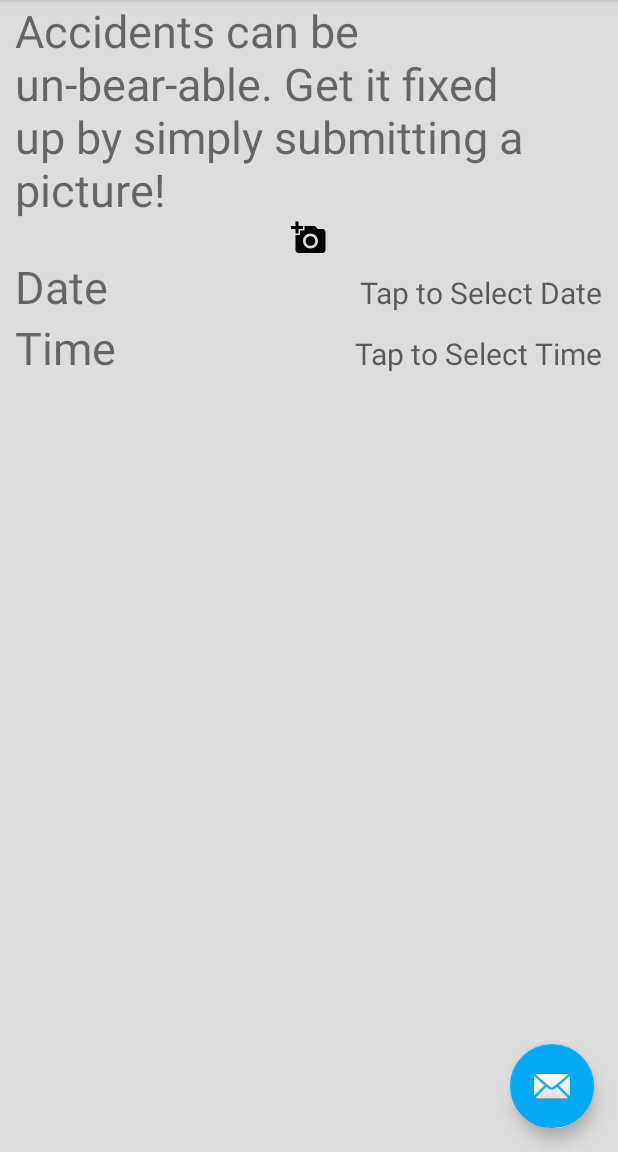
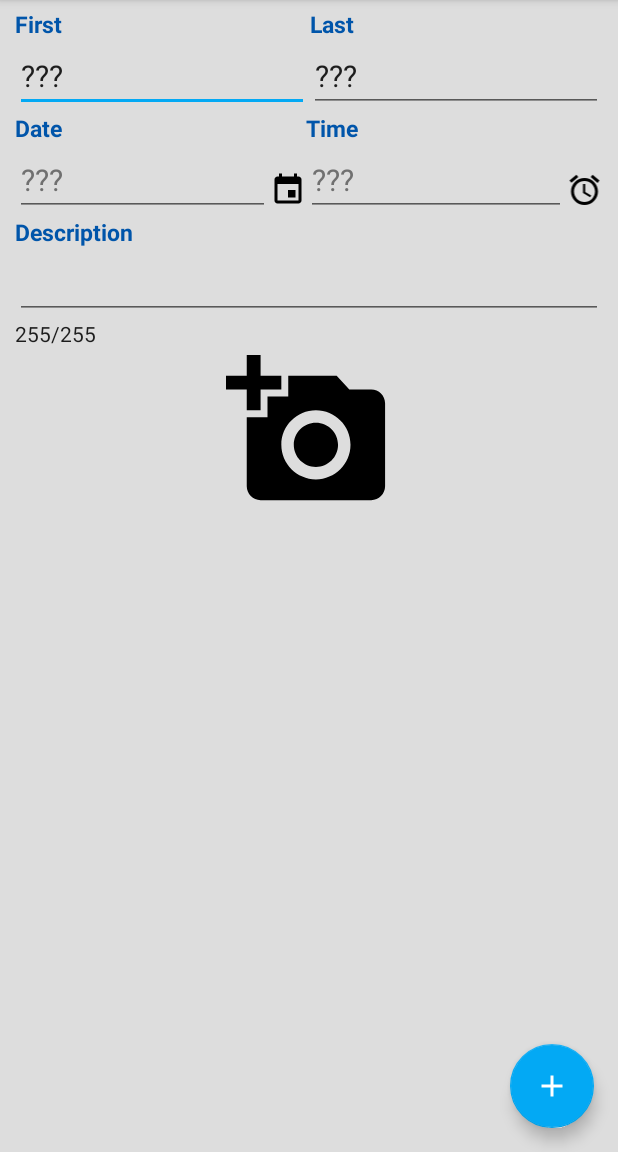
Before and after one commit to SorrGrif/FleetInsurance, an Android app: the screen it shows after launch (MainActivity), on a phone screen of 412 x 824 dp, the part 84-1236 px from its top. Run offline under Robolectric (Android 15) with nearby library versions, the light colour scheme and no system bars.

Commit message:
did an overhaul on the layout of the create a claim screen, added more colors to the colors.xml file aswell as font sizes

```diff
--- a/FleetInsurance/app/src/main/java/faucher/paul/fleetinsurance/MainActivity.java
+++ b/FleetInsurance/app/src/main/java/faucher/paul/fleetinsurance/MainActivity.java
@@ -35,6 +35,7 @@ public class MainActivity extends AppCompatActivity
                         .setAction("Action", null).show();
             }
         });
+        fab.setImageResource(R.drawable.ic_add_black_24dp);
 
         DrawerLayout drawer = (DrawerLayout) findViewById(R.id.drawer_layout);
         ActionBarDrawerToggle toggle = new ActionBarDrawerToggle(
--- /dev/null
+++ b/FleetInsurance/app/src/main/res/drawable/ic_add_black_24dp.xml
@@ -0,0 +1,9 @@
+<vector xmlns:android="http://schemas.android.com/apk/res/android"
+        android:width="24dp"
+        android:height="24dp"
+        android:viewportWidth="24.0"
+        android:viewportHeight="24.0">
+    <path
+        android:fillColor="#FFF"
+        android:pathData="M19,13h-6v6h-2v-6H5v-2h6V5h2v6h6v2z"/>
+</vector>
--- /dev/null
+++ b/FleetInsurance/app/src/main/res/drawable/ic_alarm_black_24dp.xml
@@ -0,0 +1,9 @@
+<vector xmlns:android="http://schemas.android.com/apk/res/android"
+        android:width="24dp"
+        android:height="24dp"
+        android:viewportWidth="24.0"
+        android:viewportHeight="24.0">
+    <path
+        android:fillColor="#FF000000"
+        android:pathData="M22,5.72l-4.6,-3.86 -1.29,1.53 4.6,3.86L22,5.72zM7.88,3.39L6.6,1.86 2,5.71l1.29,1.53 4.59,-3.85zM12.5,8L11,8v6l4.75,2.85 0.75,-1.23 -4,-2.37L12.5,8zM12,4c-4.97,0 -9,4.03 -9,9s4.02,9 9,9c4.97,0 9,-4.03 9,-9s-4.03,-9 -9,-9zM12,20c-3.87,0 -7,-3.13 -7,-7s3.13,-7 7,-7 7,3.13 7,7 -3.13,7 -7,7z"/>
+</vector>
--- /dev/null
+++ b/FleetInsurance/app/src/main/res/drawable/ic_insert_invitation_black_24dp.xml
@@ -0,0 +1,9 @@
+<vector xmlns:android="http://schemas.android.com/apk/res/android"
+        android:width="24dp"
+        android:height="24dp"
+        android:viewportWidth="24.0"
+        android:viewportHeight="24.0">
+    <path
+        android:fillColor="#FF000000"
+        android:pathData="M17,12h-5v5h5v-5zM16,1v2L8,3L8,1L6,1v2L5,3c-1.11,0 -1.99,0.9 -1.99,2L3,19c0,1.1 0.89,2 2,2h14c1.1,0 2,-0.9 2,-2L21,5c0,-1.1 -0.9,-2 -2,-2h-1L18,1h-2zM19,19L5,19L5,8h14v11z"/>
+</vector>
--- a/FleetInsurance/app/src/main/res/layout/fragment_claim_creation.xml
+++ b/FleetInsurance/app/src/main/res/layout/fragment_claim_creation.xml
@@ -6,21 +6,63 @@
     tools:context="faucher.paul.fleetinsurance.ClaimCreator"
     android:orientation="vertical"
     android:paddingLeft="10dp"
-    android:paddingRight="10dp">
+    android:paddingRight="10dp"
+    android:weightSum="1"
+    android:paddingTop="5dp">
 
 
-    <TextView
-        android:text="@string/claimHeader"
-        android:layout_width="wrap_content"
-        android:layout_height="wrap_content"
-        android:id="@+id/CreateClaimHeader"
-        android:textSize="@dimen/TitleTextSize" />
+    <LinearLayout
+        android:orientation="horizontal"
+        android:layout_width="match_parent"
+        android:layout_height="wrap_content">
 
-    <ImageView
+        <TextView
+            android:layout_width="wrap_content"
+            android:layout_height="wrap_content"
+            android:id="@+id/FirstNameLabel"
+            android:layout_weight="1"
+            android:text="@string/FirstName"
+            android:textSize="@dimen/TitleTextSize"
+            android:textColor="@color/titleFontColor"
+            android:textStyle="normal|bold" />
+
+        <TextView
+            android:text="@string/LastName"
+            android:layout_width="wrap_content"
+            android:layout_height="wrap_content"
+            android:id="@+id/LastNameLabel"
+            android:layout_weight="1"
+            android:textSize="@dimen/TitleTextSize"
+            android:textStyle="normal|bold"
+            android:textColor="@color/titleFontColor" />
+
+    </LinearLayout>
+
+    <LinearLayout
+        android:orientation="horizontal"
         android:layout_width="match_parent"
-        android:layout_height="wrap_content"
-        android:id="@+id/ClaimImage"
-        app:srcCompat="@drawable/ic_add_a_photo_black_24dp" />
+        android:layout_height="wrap_content">
+
+        <EditText
+            android:layout_width="wrap_content"
+            android:layout_height="wrap_content"
+            android:inputType="textPersonName"
+            android:id="@+id/FirstNameValue"
+            android:text="@string/PlaceHolder"
+            android:textSize="@dimen/TextSize"
+            android:textColor="@color/fontColor"
+            android:layout_weight="1" />
+
+        <EditText
+            android:layout_width="wrap_content"
+            android:layout_height="wrap_content"
+            android:inputType="textPersonName"
+            android:id="@+id/LastNameValue"
+            android:text="@string/PlaceHolder"
+            android:textSize="@dimen/TextSize"
+            android:textColor="@color/fontColor"
+            android:layout_weight="1" />
+    </LinearLayout>
 
     <LinearLayout
         android:orientation="horizontal"
@@ -33,14 +75,19 @@
             android:layout_height="wrap_content"
             android:id="@+id/DateLabel"
             android:textSize="@dimen/TitleTextSize"
-            android:layout_weight="1" />
+            android:layout_weight="1"
+            android:textStyle="normal|bold"
+            android:textColor="@color/titleFontColor" />
 
         <TextView
+            android:text="@string/Time"
             android:layout_width="wrap_content"
             android:layout_height="wrap_content"
-            android:id="@+id/DateValue"
-            android:hint="@string/SelectDateHint"
-            android:textSize="@dimen/TextSize" />
+            android:id="@+id/TimeLabel"
+            android:textSize="@dimen/TitleTextSize"
+            android:layout_weight="1"
+            android:textStyle="normal|bold"
+            android:textColor="@color/titleFontColor" />
 
     </LinearLayout>
 
@@ -48,22 +95,76 @@
         android:orientation="horizontal"
         android:layout_width="match_parent"
         android:layout_height="wrap_content">
-
-        <TextView
-            android:text="@string/Time"
+        <EditText
             android:layout_width="wrap_content"
             android:layout_height="wrap_content"
-            android:id="@+id/TimeLabel"
-            android:textSize="@dimen/TitleTextSize"
+            android:id="@+id/DateValue"
+            android:hint="@string/SelectDateHint"
+            android:textSize="@dimen/TextSize"
+            android:textColor="@color/placeholderFontColor"
+            android:text="@string/PlaceHolder"
             android:layout_weight="1" />
 
-        <TextView
+        <ImageView
+            android:layout_width="wrap_content"
+            android:layout_height="wrap_content"
+            android:id="@+id/CalendarButton"
+            app:srcCompat="@drawable/ic_insert_invitation_black_24dp"
+            android:layout_weight="1"
+            android:layout_gravity="bottom"
+            android:paddingBottom="5dp" />
+
+        <EditText
             android:layout_width="wrap_content"
             android:layout_height="wrap_content"
             android:id="@+id/TimeValue"
             android:hint="@string/SelectTimeHint"
-            android:textSize="@dimen/TextSize" />
+            android:textSize="@dimen/TextSize"
+            android:text="@string/PlaceHolder"
+            android:textColor="@color/placeholderFontColor"
+            android:layout_weight="1" />
+
+        <ImageView
+            android:layout_width="wrap_content"
+            android:layout_height="wrap_content"
+            android:id="@+id/ClockButton"
+            app:srcCompat="@drawable/ic_alarm_black_24dp"
+            android:layout_weight="1"
+            android:layout_gravity="bottom"
+            android:paddingBottom="5dp" />
 
     </LinearLayout>
 
+    <TextView
+        android:text="@string/Description"
+        android:layout_width="match_parent"
+        android:layout_height="wrap_content"
+        android:id="@+id/DescriptionLabel"
+        android:textSize="@dimen/TitleTextSize"
+        android:textStyle="normal|bold"
+        android:textColor="@color/titleFontColor" />
+
+    <EditText
+        android:layout_width="match_parent"
+        android:layout_height="wrap_content"
+        android:inputType="textMultiLine"
+        android:id="@+id/DescriptionValue"
+        android:textSize="@dimen/TextSize"
+        android:paddingBottom="10dp"
+        android:maxLength="255" />
+
+    <TextView
+        android:text="@string/CharacterCount"
+        android:layout_width="match_parent"
+        android:layout_height="wrap_content"
+        android:id="@+id/CharacterCount"
+        android:textColor="@color/fontColor" />
+
+    <ImageView
+        android:layout_width="match_parent"
+        android:layout_height="wrap_content"
+        android:id="@+id/ClaimImage"
+        app:srcCompat="@drawable/ic_add_a_photo_black_24dp"
+        android:layout_weight="0.17" />
+
 </LinearLayout>
--- a/FleetInsurance/app/src/main/res/values/colors.xml
+++ b/FleetInsurance/app/src/main/res/values/colors.xml
@@ -4,4 +4,7 @@
     <color name="colorPrimaryDark">#1976D2</color>
     <color name="colorAccent">#03A9F4</color>
     <color name="backgroundColor">#ddd</color>
+    <color name="titleFontColor">#05a</color>
+    <color name="placeholderFontColor">#c8525252</color>
+    <color name="fontColor">#de000000</color>
 </resources>
--- a/FleetInsurance/app/src/main/res/values/dimens.xml
+++ b/FleetInsurance/app/src/main/res/values/dimens.xml
@@ -6,6 +6,6 @@
     <dimen name="activity_horizontal_margin">16dp</dimen>
     <dimen name="activity_vertical_margin">16dp</dimen>
     <dimen name="fab_margin">16dp</dimen>
-    <dimen name="TitleTextSize">30sp</dimen>
+    <dimen name="TitleTextSize">15sp</dimen>
     <dimen name="TextSize">20sp</dimen>
 </resources>
--- a/FleetInsurance/app/src/main/res/values/strings.xml
+++ b/FleetInsurance/app/src/main/res/values/strings.xml
@@ -16,4 +16,9 @@
     <string name="Time">Time</string>
     <string name="SelectDateHint">Tap to Select Date</string>
     <string name="SelectTimeHint">Tap to Select Time</string>
+    <string name="FirstName">First</string>
+    <string name="LastName">Last</string>
+    <string name="PlaceHolder">\???</string>
+    <string name="Description">Description</string>
+    <string name="CharacterCount">255/255</string>
 </resources>
```
